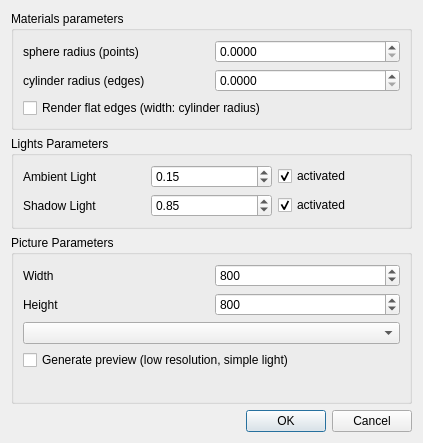
Old version of the form Polyhedron/demo/Polyhedron/Plugins/Mesh_3/Rib_dialog.ui in the repository CGAL/cgal.
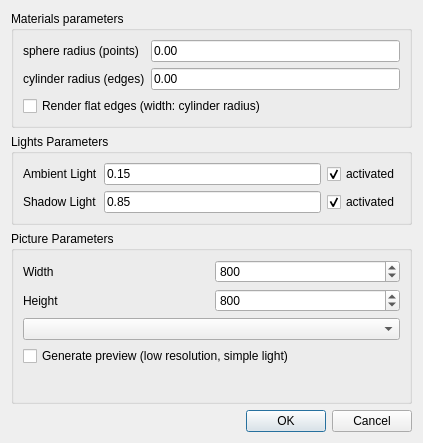
New version of the form. Custom widgets are drawn as their Qt base class.

Patch:
```diff
--- a/Polyhedron/demo/Polyhedron/Plugins/Mesh_3/Rib_dialog.ui
+++ b/Polyhedron/demo/Polyhedron/Plugins/Mesh_3/Rib_dialog.ui
@@ -22,20 +22,6 @@
      <layout class="QVBoxLayout" name="verticalLayout_2">
       <item>
        <layout class="QGridLayout" name="gridLayout">
-        <item row="1" column="1">
-         <widget class="QDoubleSpinBox" name="sphereRadius">
-          <property name="decimals">
-           <number>4</number>
-          </property>
-         </widget>
-        </item>
-        <item row="2" column="1">
-         <widget class="QDoubleSpinBox" name="cylinderRadius">
-          <property name="decimals">
-           <number>4</number>
-          </property>
-         </widget>
-        </item>
         <item row="2" column="0">
          <widget class="QLabel" name="cylinderRadiusLabel">
           <property name="text">
@@ -50,6 +36,20 @@
           </property>
          </widget>
         </item>
+        <item row="1" column="2">
+         <widget class="DoubleEdit" name="sphereRadius">
+          <property name="text">
+           <string>0.00</string>
+          </property>
+         </widget>
+        </item>
+        <item row="2" column="2">
+         <widget class="DoubleEdit" name="cylinderRadius">
+          <property name="text">
+           <string>0.00</string>
+          </property>
+         </widget>
+        </item>
        </layout>
       </item>
       <item>
@@ -70,13 +70,6 @@
      <layout class="QVBoxLayout" name="verticalLayout_3">
       <item>
        <layout class="QGridLayout" name="gridLayout_2">
-        <item row="1" column="0">
-         <widget class="QLabel" name="ambientLabel">
-          <property name="text">
-           <string>Ambient Light</string>
-          </property>
-         </widget>
-        </item>
         <item row="1" column="2">
          <widget class="QCheckBox" name="isAmbientOn">
           <property name="text">
@@ -87,42 +80,6 @@
           </property>
          </widget>
         </item>
-        <item row="1" column="1">
-         <widget class="QDoubleSpinBox" name="ambientIntensity">
-          <property name="maximum">
-           <double>1.000000000000000</double>
-          </property>
-          <property name="singleStep">
-           <double>0.010000000000000</double>
-          </property>
-          <property name="value">
-           <double>0.150000000000000</double>
-          </property>
-         </widget>
-        </item>
-        <item row="2" column="1">
-         <widget class="QDoubleSpinBox" name="shadowIntensity">
-          <property name="maximum">
-           <double>1.000000000000000</double>
-          </property>
-          <property name="singleStep">
-           <double>0.010000000000000</double>
-          </property>
-          <property name="value">
-           <double>0.850000000000000</double>
-          </property>
-         </widget>
-        </item>
-        <item row="2" column="2">
-         <widget class="QCheckBox" name="isShadowOn">
-          <property name="text">
-           <string>activated</string>
-          </property>
-          <property name="checked">
-           <bool>true</bool>
-          </property>
-         </widget>
-        </item>
         <item row="2" column="0">
          <widget class="QLabel" name="shadowLabel">
           <property name="text">
@@ -130,6 +87,37 @@
           </property>
          </widget>
         </item>
+        <item row="2" column="2">
+         <widget class="QCheckBox" name="isShadowOn">
+          <property name="text">
+           <string>activated</string>
+          </property>
+          <property name="checked">
+           <bool>true</bool>
+          </property>
+         </widget>
+        </item>
+        <item row="1" column="0">
+         <widget class="QLabel" name="ambientLabel">
+          <property name="text">
+           <string>Ambient Light</string>
+          </property>
+         </widget>
+        </item>
+        <item row="1" column="1">
+         <widget class="DoubleEdit" name="ambientIntensity">
+          <property name="text">
+           <string>0.15</string>
+          </property>
+         </widget>
+        </item>
+        <item row="2" column="1">
+         <widget class="DoubleEdit" name="shadowIntensity">
+          <property name="text">
+           <string>0.85</string>
+          </property>
+         </widget>
+        </item>
        </layout>
       </item>
      </layout>
@@ -245,6 +233,13 @@
    </item>
   </layout>
  </widget>
+ <customwidgets>
+  <customwidget>
+   <class>DoubleEdit</class>
+   <extends>QLineEdit</extends>
+   <header>CGAL_double_edit.h</header>
+  </customwidget>
+ </customwidgets>
  <resources/>
  <connections>
   <connection>
```
